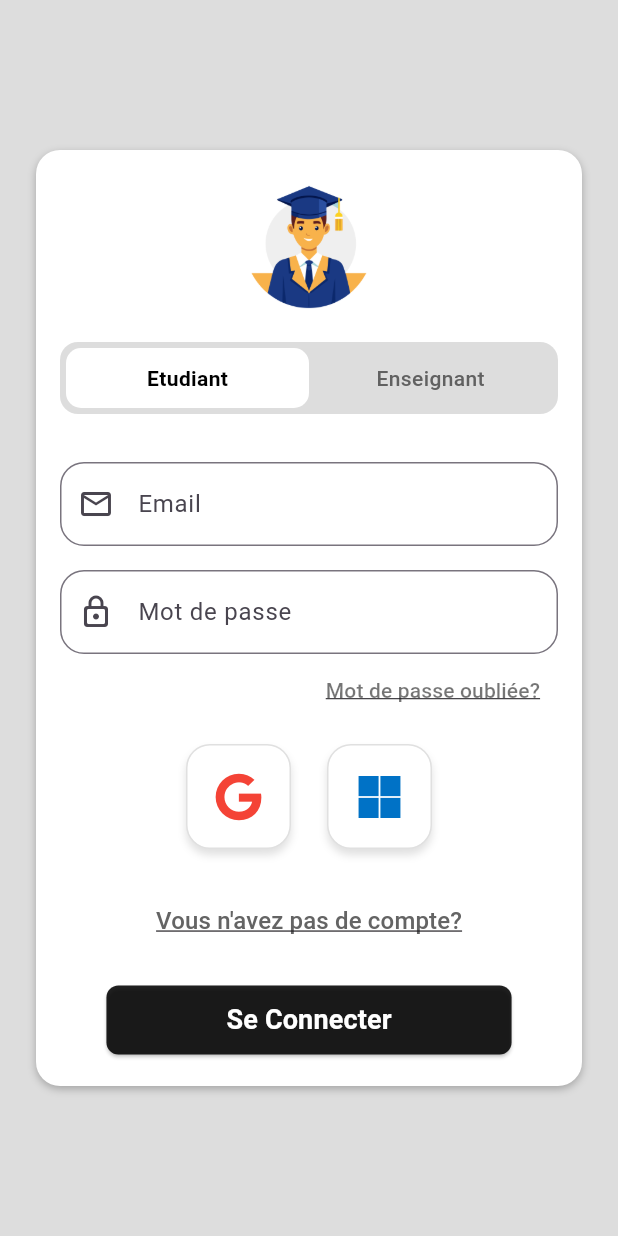
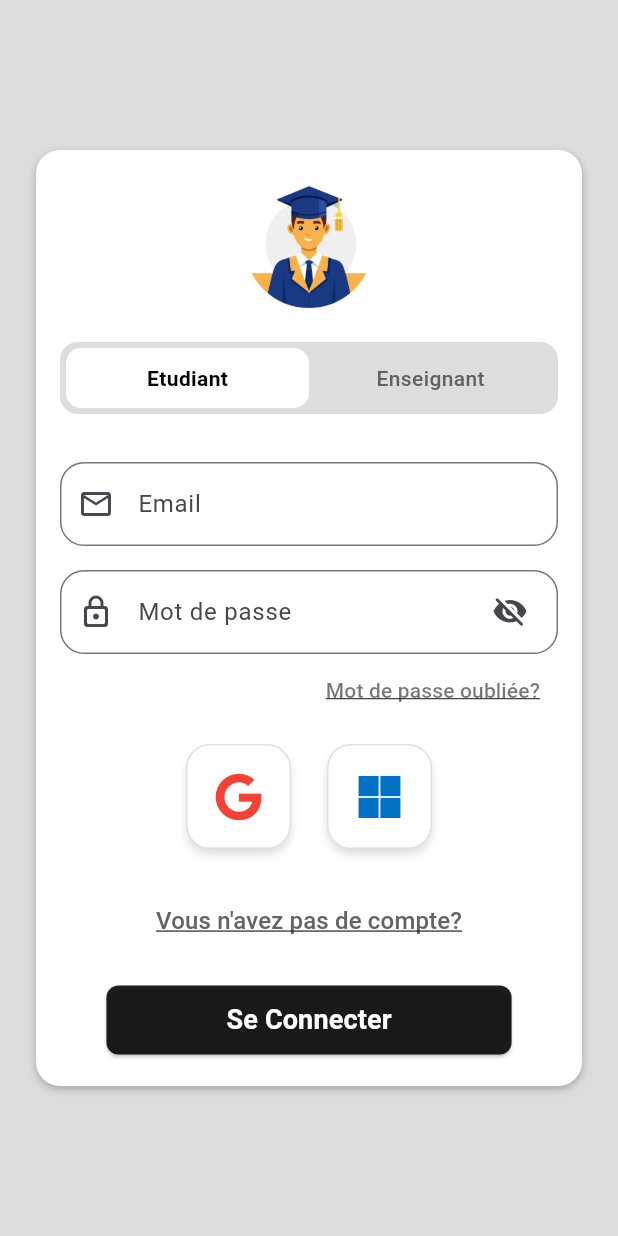
Before and after one commit to chedy256/PFA, a Flutter app: the screen it shows after launch, on a phone screen of 412 x 824 dp. Run offline on Flutter 3.47's test engine with Material 3 defaults, Android fonts, the phone set to English and light mode, and no system bars; our stand-ins replace firebase_auth, firebase_core, flutter_riverpod, font_awesome_flutter, google_sign_in; accounts and stored records are empty.

Commit message:
feat: Refactor password input field for better encapsulation and visibility toggle

```diff
--- a/frontend/lib/features/auth/auth_page.dart
+++ b/frontend/lib/features/auth/auth_page.dart
@@ -125,12 +125,8 @@ class _AuthPageState extends ConsumerState<AuthPage> {
                         spacing: 16,
                         mainAxisAlignment: MainAxisAlignment.spaceBetween,
                         children: [
-                          Expanded(
-                            child: nameInputField(label: 'Prénom'),
-                          ),
-                          Expanded(
-                            child: nameInputField(label: 'Nom'),
-                          ),
+                          Expanded(child: nameInputField(label: 'Prénom')),
+                          Expanded(child: nameInputField(label: 'Nom')),
                         ],
                       ),
                     ],
@@ -143,16 +139,9 @@ class _AuthPageState extends ConsumerState<AuthPage> {
                     ),
                     if (!_isLogin) ...[
                       const SizedBox(height: 16),
-                      TextFormField(
+                      passwordInputField(
+                        'Confirmer le mot de passe',
                         controller: _confirmPasswordController,
-                        decoration: InputDecoration(
-                          labelText: 'Confirmer le mot de passe',
-                          border: OutlineInputBorder(
-                            borderRadius: BorderRadius.circular(16),
-                          ),
-                          prefixIcon: const Icon(Icons.lock_outline_rounded),
-                        ),
-                        obscureText: true,
                         validator: (value) => Validators.validatePasswordMatch(
                           value,
                           _passwordController.text,
--- a/frontend/lib/features/auth/widgets/auth_widgets.dart
+++ b/frontend/lib/features/auth/widgets/auth_widgets.dart
@@ -74,20 +74,63 @@ class _RoleSelectorState extends State<RoleSelector> {
   }
 }
 
-TextFormField passwordInputField(
+Widget passwordInputField(
   String label, {
   String? Function(String?)? validator,
   TextEditingController? controller,
-}) => TextFormField(
+}) => _PasswordInputField(
+  label: label,
+  validator: validator,
   controller: controller,
+);
+
+class _PasswordInputField extends StatefulWidget {
+  final String label;
+  final String? Function(String?)? validator;
+  final TextEditingController? controller;
+
+  const _PasswordInputField({
+    required this.label,
+    this.validator,
+    this.controller,
+  });
+
+  @override
+  State<_PasswordInputField> createState() => _PasswordInputFieldState();
+}
+
+class _PasswordInputFieldState extends State<_PasswordInputField> {
+  bool _obscureText = true;
+
+  @override
+  Widget build(BuildContext context) {
+    return TextFormField(
+      controller: widget.controller,
       decoration: InputDecoration(
-    labelText: label,
+        labelText: widget.label,
         border: OutlineInputBorder(borderRadius: BorderRadius.circular(16)),
         prefixIcon: const Icon(Icons.lock_outline_rounded),
+        suffixIcon: Padding(
+          padding: const EdgeInsets.only(right: 8.0),
+          child: IconButton(
+            onPressed: () {
+              setState(() {
+                _obscureText = !_obscureText;
+              });
+            },
+            icon: Icon(
+              _obscureText
+                  ? Icons.visibility_off_rounded
+                  : Icons.visibility_rounded,
             ),
-  obscureText: true,
-  validator: validator ?? Validators.validatePassword,
+          ),
+        ),
+      ),
+      obscureText: _obscureText,
+      validator: widget.validator ?? Validators.validatePassword,
     );
+  }
+}
 
 TextFormField emailInputField({TextEditingController? controller}) =>
     TextFormField(
@@ -101,8 +144,10 @@ TextFormField emailInputField({TextEditingController? controller}) =>
       validator: Validators.validateEmail,
     );
 
-TextFormField nameInputField({TextEditingController? controller, String? label}) =>
-    TextFormField(
+TextFormField nameInputField({
+  TextEditingController? controller,
+  String? label,
+}) => TextFormField(
   controller: controller,
   decoration: InputDecoration(
     labelText: label ?? 'Nom',
@@ -130,7 +175,7 @@ Column quickLoginOptions({
           const SizedBox(width: 24),
           SocialLoginButton(
             icon: FontAwesomeIcons.microsoft,
-            color: const Color(0xFF0072C6), // Outlook Blue
+            color: const Color(0xFF0072C6),
             onTap: onMicrosoftTap,
           ),
         ],
```
Lines whose indentation alone changed are shown as unchanged.
